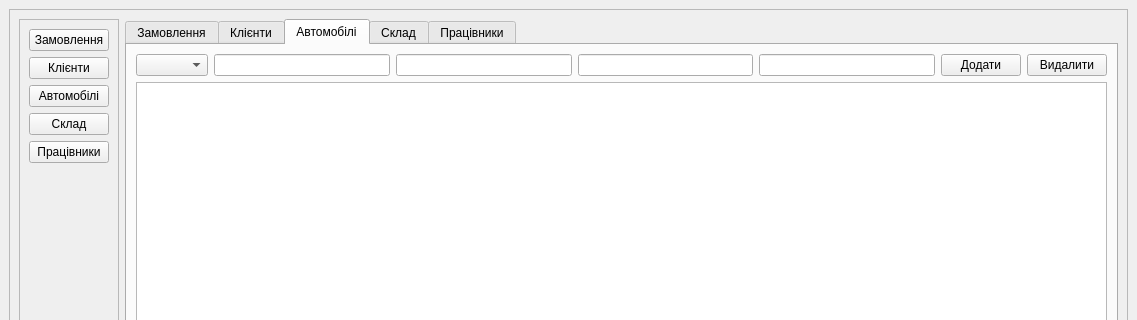
Qt form mainwindow.ui (FL0PP1K/MyQTProject) before a commit; both pictures show x 0 to 1137 and y 0 to 320 of the 1137 by 796 pixel window.
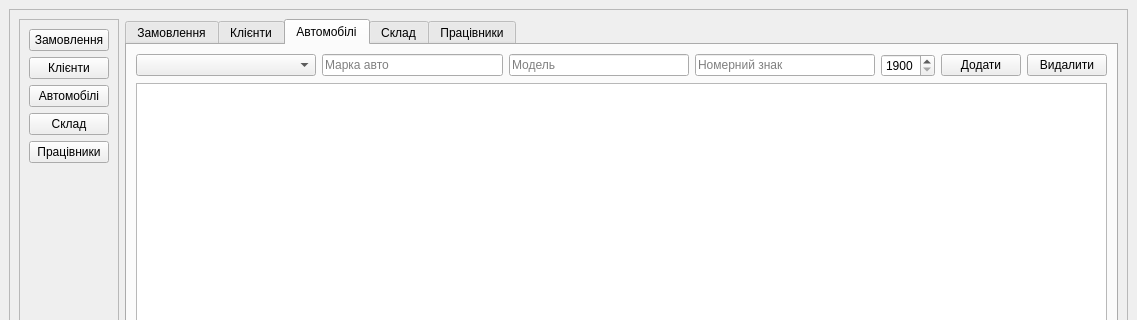
The same form after that commit. The open tabs and pages were chosen to show the change. Icons and pictures are not drawn.

```diff
--- a/mainwindow.ui
+++ b/mainwindow.ui
@@ -192,19 +192,54 @@
            <item>
             <layout class="QHBoxLayout" name="horizontalLayout_6">
              <item>
-              <widget class="QComboBox" name="comboBoxCar"/>
+              <widget class="QComboBox" name="comboBoxCar">
+               <property name="sizePolicy">
+                <sizepolicy hsizetype="Expanding" vsizetype="Fixed">
+                 <horstretch>0</horstretch>
+                 <verstretch>0</verstretch>
+                </sizepolicy>
+               </property>
+               <property name="editable">
+                <bool>false</bool>
+               </property>
+               <property name="currentText">
+                <string/>
+               </property>
+               <property name="placeholderText">
+                <string>Вибрати клієнта</string>
+               </property>
+              </widget>
              </item>
              <item>
-              <widget class="QLineEdit" name="lineEditCarBrand"/>
+              <widget class="QLineEdit" name="lineEditCarBrand">
+               <property name="placeholderText">
+                <string>Марка авто</string>
+               </property>
+              </widget>
              </item>
              <item>
-              <widget class="QLineEdit" name="lineEditCarYear"/>
+              <widget class="QLineEdit" name="lineEditCarModel">
+               <property name="placeholderText">
+                <string>Модель</string>
+               </property>
+              </widget>
              </item>
              <item>
-              <widget class="QLineEdit" name="lineEditCarLicencePlate"/>
+              <widget class="QLineEdit" name="lineEditCarLicencePlate">
+               <property name="placeholderText">
+                <string>Номерний знак</string>
+               </property>
+              </widget>
              </item>
              <item>
-              <widget class="QLineEdit" name="lineEditCarModel"/>
+              <widget class="QSpinBox" name="spinBoxCarYear">
+               <property name="minimum">
+                <number>1900</number>
+               </property>
+               <property name="maximum">
+                <number>3000</number>
+               </property>
+              </widget>
              </item>
              <item>
               <widget class="QPushButton" name="pushButtonCarAdd">
```
Left out of the diff: 49 changed lines with no effect on the pictures.
